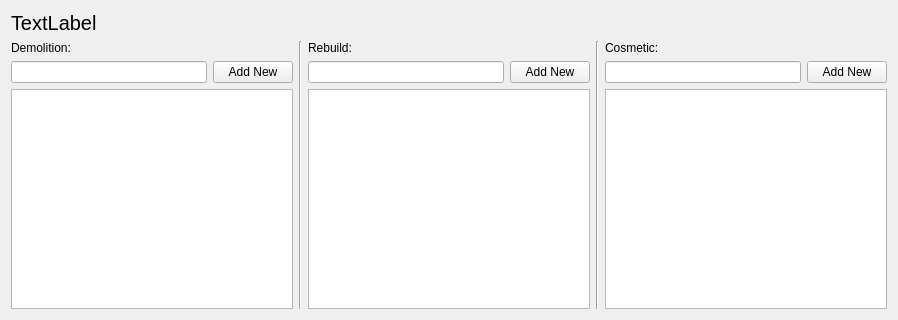
viana-vitor/Handie, file app/ui/taskListWidget.ui: the form before one commit.
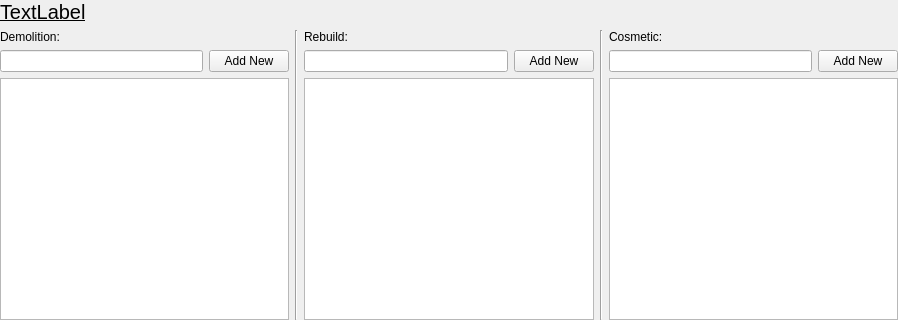
The form after the commit.

Commit message: changed styles/ added stacked widget to project page

```diff
--- a/app/ui/taskListWidget.ui
+++ b/app/ui/taskListWidget.ui
@@ -20,11 +20,24 @@
    <string>Form</string>
   </property>
   <layout class="QVBoxLayout" name="verticalLayout_4">
+   <property name="leftMargin">
+    <number>0</number>
+   </property>
+   <property name="topMargin">
+    <number>0</number>
+   </property>
+   <property name="rightMargin">
+    <number>0</number>
+   </property>
+   <property name="bottomMargin">
+    <number>0</number>
+   </property>
    <item>
     <widget class="QLabel" name="label">
      <property name="font">
       <font>
        <pointsize>15</pointsize>
+       <underline>true</underline>
       </font>
      </property>
      <property name="text">
```
Left out of the diff: 6 changed lines with no effect on the pictures. The commit also changes 7 other files.
